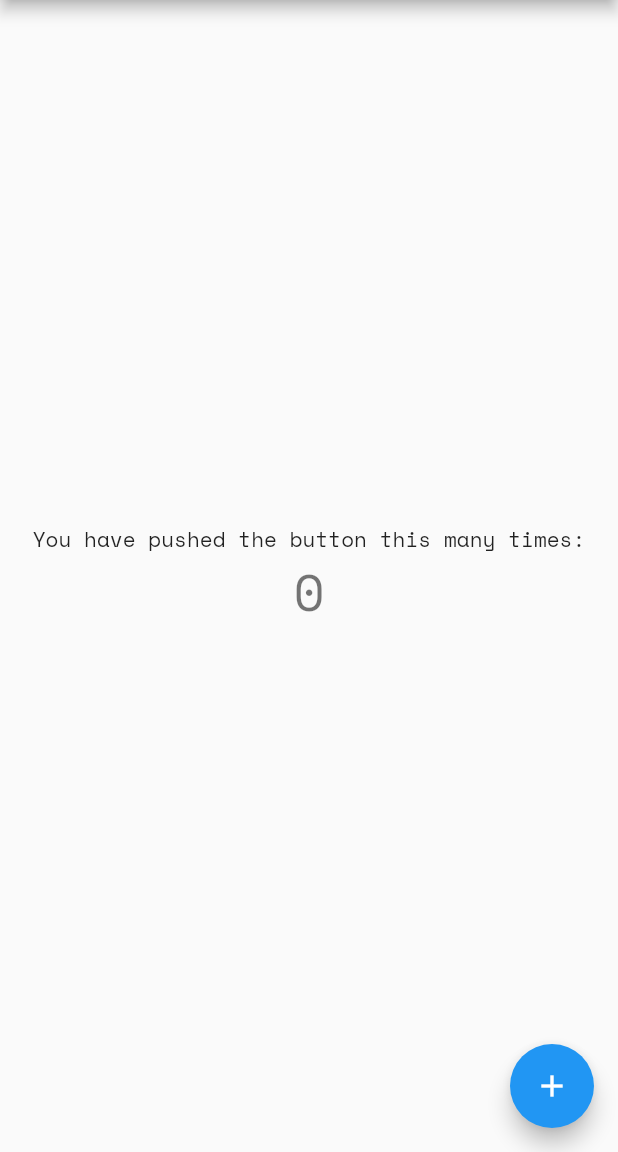
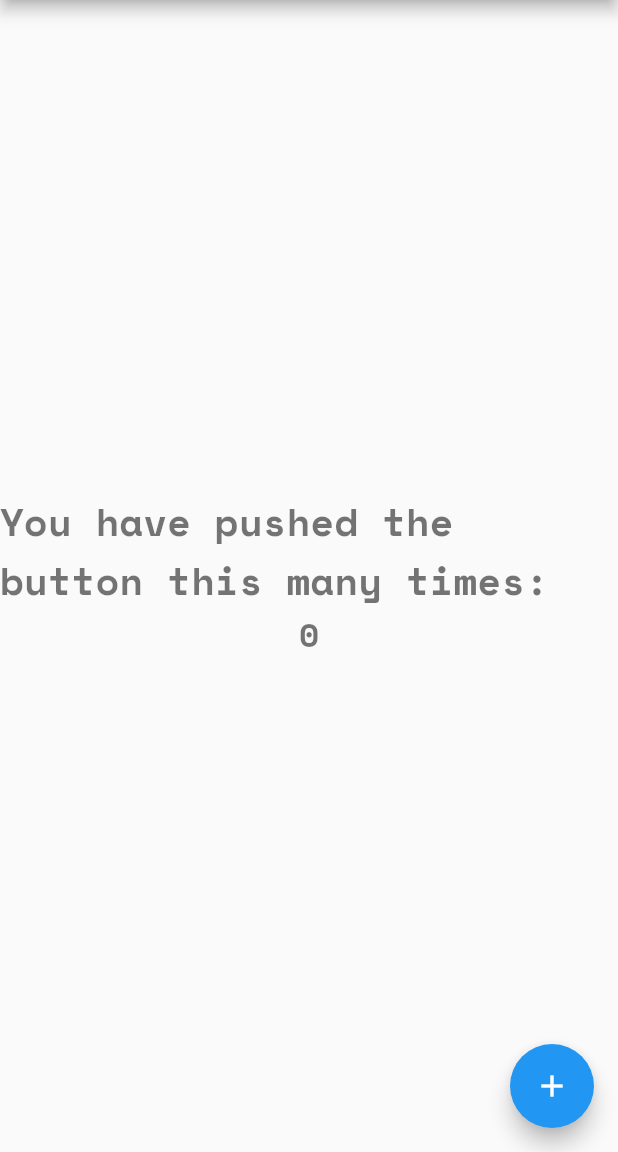
Before and after one commit to danutDiac/flutter-challenge, a Flutter app: the screen it shows after launch, on a phone screen of 412 x 824 dp, the part 84-1236 px from its top. Run offline on Flutter 3.47's test engine with Material 2 defaults, Android fonts, the phone set to English and light mode, and no system bars.

Commit message:
Add typography

```diff
--- a/lib/main.dart
+++ b/lib/main.dart
@@ -13,9 +13,17 @@ class MyApp extends StatelessWidget {
     return MaterialApp(
       title: 'Flutter Demo',
       theme: ThemeData(
-        primarySwatch: Colors.blue,
-        fontFamily: 'SpaceMono',
-      ),
+          primarySwatch: Colors.blue,
+          fontFamily: 'SpaceMono',
+          textTheme: const TextTheme(
+              headline1: TextStyle(fontSize: 26.0, fontWeight: FontWeight.bold),
+              headline2: TextStyle(fontSize: 22.0, fontWeight: FontWeight.bold),
+              headline3:
+                  TextStyle(fontSize: 16.0, fontWeight: FontWeight.normal),
+              headline4:
+                  TextStyle(fontSize: 13.0, fontWeight: FontWeight.normal),
+              bodyText1:
+                  TextStyle(fontSize: 15.0, fontWeight: FontWeight.normal))),
       home: const MyHomePage(title: 'Flutter Demo Home Page'),
     );
   }
@@ -87,12 +95,13 @@ class _MyHomePageState extends State<MyHomePage> {
           // horizontal).
           mainAxisAlignment: MainAxisAlignment.center,
           children: <Widget>[
-            const Text(
+            Text(
               'You have pushed the button this many times:',
+              style: Theme.of(context).textTheme.headline1,
             ),
             Text(
               '$_counter',
-              style: Theme.of(context).textTheme.headline4,
+              style: Theme.of(context).textTheme.headline2,
             ),
           ],
         ),
```
